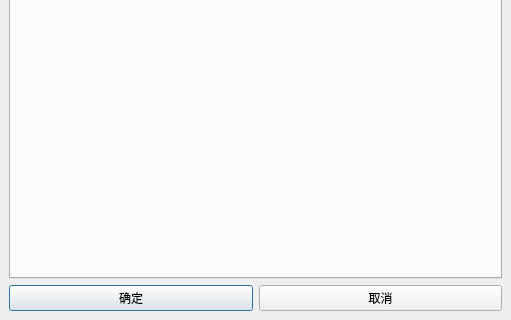
Before: the Qt Designer form ui/h2SettingsDialog.ui in FOHEART/MotionGloveUI, drawn with Qt 5; both pictures show x 0 to 511 and y 358 to 678 of the 511 by 678 pixel window.
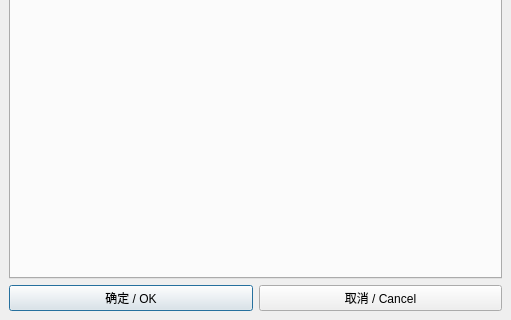
After: the same form once the commit is applied.

Patch:
```diff
--- a/ui/h2SettingsDialog.ui
+++ b/ui/h2SettingsDialog.ui
@@ -38,14 +38,14 @@
      <item>
       <widget class="QPushButton" name="PB_OK">
        <property name="text">
-        <string>确定</string>
+        <string>确定 / OK</string>
        </property>
       </widget>
      </item>
      <item>
       <widget class="QPushButton" name="PB_Cancle">
        <property name="text">
-        <string>取消</string>
+        <string>取消 / Cancel</string>
        </property>
       </widget>
      </item>
```
Left out of the diff: 2 changed lines with no effect on the pictures.
